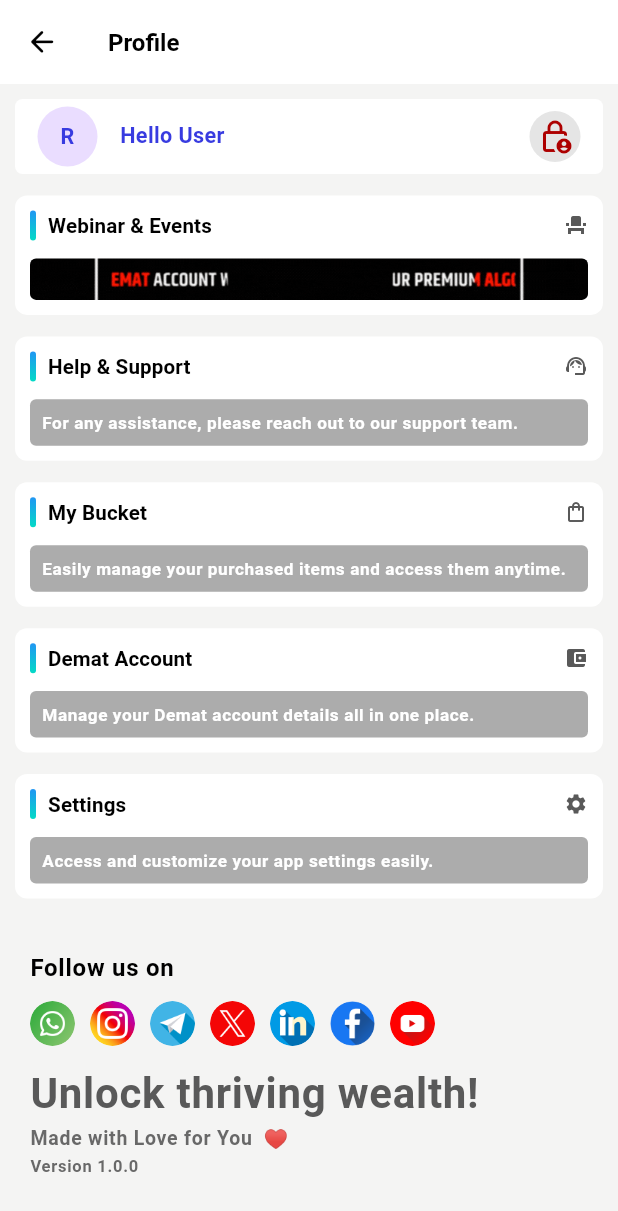
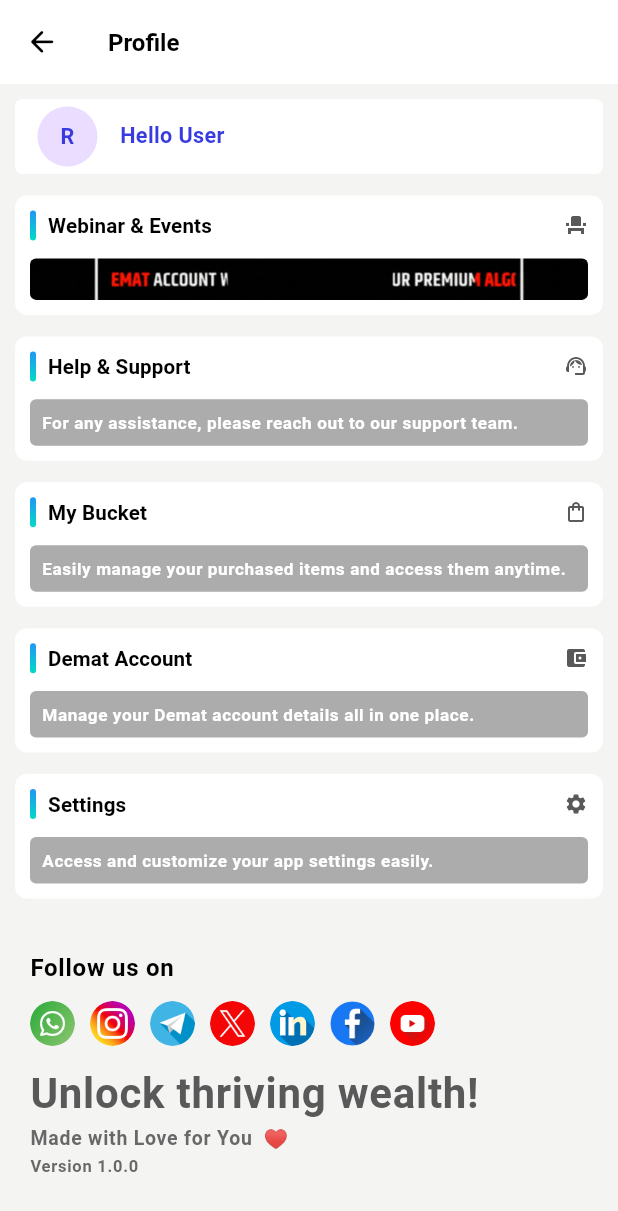
Before and after one commit to vijaysahu12/ResearchMantra_Flutter_Code, a Flutter app: the ProfileWidget screen opened by its route, on a phone screen of 412 x 824 dp. Shown: the top 1211 px of the screen. Run offline on Flutter 3.47's test engine with Material 3 defaults, Android fonts, the phone set to English and light mode, and no system bars; drawn by our look-alikes of showcaseview; our stand-ins replace audioplayers, cached_network_image, carousel_slider, connectivity_plus, country_picker, device_info_plus and 37 more; missing offline and left inert: clear_all_notifications, connectivity_plus_platform_interface, dynamic_tabbar, excel, flutter_inappwebview, no_screenshot and 2 more; accounts and stored records are empty; network calls fail; Roboto replaces fonts that are missing (OpenSans, montserrat); project files that could hold a hidden picture were left out.

Commit message:
Changed Blocked Users Button  inisde setting screen

```diff
--- a/lib/ui/screens/profile/profile_screen.dart
+++ b/lib/ui/screens/profile/profile_screen.dart
@@ -126,13 +126,6 @@ class _ProfileWidgetState extends ConsumerState<ProfileWidget> {
     }));
   }
 
-//handle to navigate blocked screen
-  //handle to navigate to blocked user screen
-  void handleToNavigateUserBlockedScreen() {
-    Navigator.push(context,
-        MaterialPageRoute(builder: (context) => const BlockUserScreen()));
-  }
-
   @override
   Widget build(BuildContext context) {
     final theme = Theme.of(context);
@@ -156,8 +149,6 @@ class _ProfileWidgetState extends ConsumerState<ProfileWidget> {
             mainAxisAlignment: MainAxisAlignment.center,
             children: [
               UserDetails(
-                handleToNavigateUserBlockedScreen:
-                    handleToNavigateUserBlockedScreen,
                 getUserPersonalDetails:
                     getUserPersonalDetails.userPersonalDetails,
               ),
--- a/lib/ui/screens/profile/widgets/user_details.dart
+++ b/lib/ui/screens/profile/widgets/user_details.dart
@@ -1,26 +1,20 @@
 // ignore_for_file: library_private_types_in_public_api
 
 import 'package:flutter/material.dart';
-import 'package:flutter_svg/svg.dart';
-import 'package:research_mantra_official/constants/assets.dart';
 import 'package:research_mantra_official/constants/generic_message.dart';
 import 'package:research_mantra_official/data/models/user_login_response_model.dart';
 import 'package:research_mantra_official/data/models/user_personal_details_api_response_model.dart';
 import 'package:research_mantra_official/services/user_secure_storage_service.dart';
-import 'package:research_mantra_official/ui/components/cacher_network_images/circular_cached_network_image.dart';
-
 import 'package:research_mantra_official/ui/router/app_routes.dart';
-
 import 'package:research_mantra_official/ui/themes/text_styles.dart';
 
 // Widget for displaying user details
 class UserDetails extends StatefulWidget {
   final UserPersonalDetailsModel? getUserPersonalDetails;
-  final void Function() handleToNavigateUserBlockedScreen;
+
   const UserDetails({
     super.key,
     this.getUserPersonalDetails,
-    required this.handleToNavigateUserBlockedScreen,
   });
 
   @override
@@ -124,21 +118,6 @@ class _UserDetailsState extends State<UserDetails> {
                   ),
                 ],
               ),
-              const Spacer(),
-              Container(
-                padding: const EdgeInsets.all(5),
-                decoration: BoxDecoration(
-                  color: theme.shadowColor,
-                  borderRadius: BorderRadius.circular(50),
-                ),
-                child: InkWell(
-                    onTap: widget.handleToNavigateUserBlockedScreen,
-                    child: Icon(Icons.lock_person_outlined,
-                        color: theme.disabledColor)),
-              ),
-              const SizedBox(
-                width: 10,
-              ),
             ],
           ),
         ),
```
Also changed, not shown: lib/ui/screens/profile/screens/settings/settings_screen.dart (+16 -0 lines).
